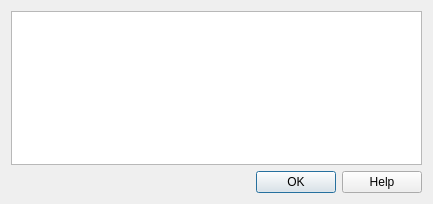
Qt form src/plugins/pcr/src/ui/PrimersDetailsDialog.ui (violethaze74/ugene) before a commit.
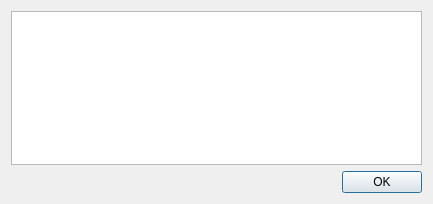
The same form after that commit.

Commit message: UGENE-256: added help buttons

```diff
--- a/src/plugins/pcr/src/ui/PrimersDetailsDialog.ui
+++ b/src/plugins/pcr/src/ui/PrimersDetailsDialog.ui
@@ -27,7 +27,7 @@
       <enum>Qt::Horizontal</enum>
      </property>
      <property name="standardButtons">
-      <set>QDialogButtonBox::Help|QDialogButtonBox::Ok</set>
+      <set>QDialogButtonBox::Ok</set>
      </property>
      <property name="centerButtons">
       <bool>false</bool>
```
The commit also changes 8 other files.
